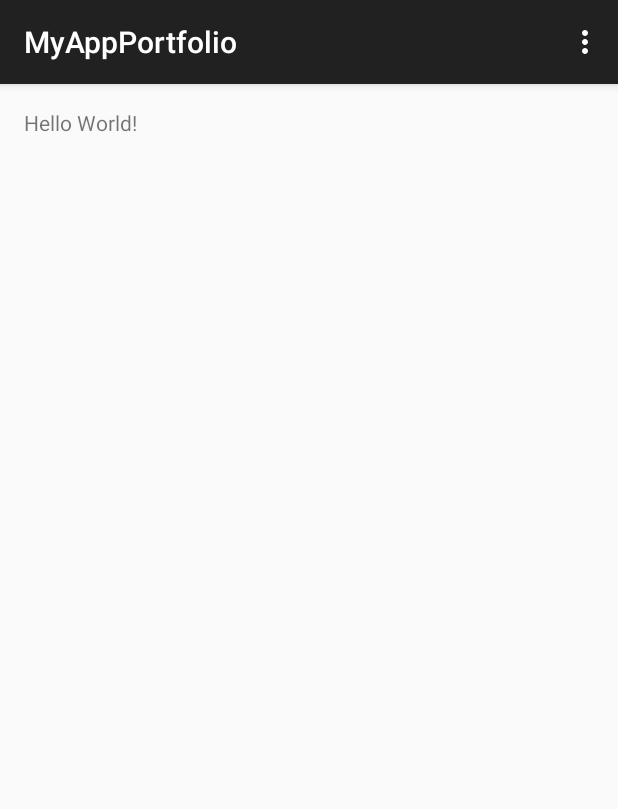
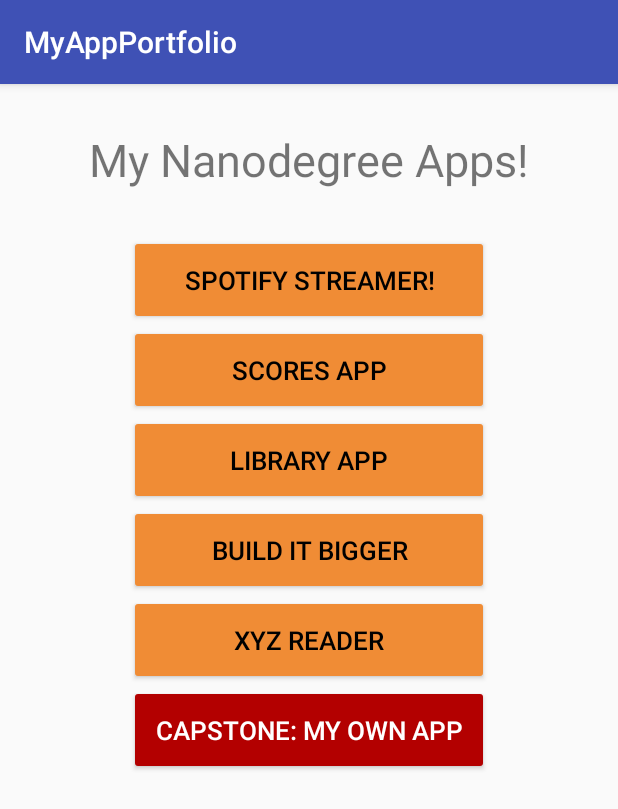
Before and after one commit to Harvnlenny/MyAppPortfolio, an Android app: the screen it shows after launch (MainActivity), on a phone screen of 412 x 824 dp. Shown: the top 809 px of the screen. Run offline under Robolectric (Android 15) with nearby library versions, the phone set to English and light mode, and no system bars.

Commit message:
Created buttons, set up the layout, etc.

```diff
--- a/app/build.gradle
+++ b/app/build.gradle
@@ -1,13 +1,12 @@
 apply plugin: 'com.android.application'
 
 android {
-    compileSdkVersion 21
-    buildToolsVersion "23.0.1"
-
+    compileSdkVersion 22
+    buildToolsVersion '23.0.1'
     defaultConfig {
         applicationId "com.harvnlenny.myappportfolio"
-        minSdkVersion 11
-        targetSdkVersion 21
+        minSdkVersion 16
+        targetSdkVersion 22
         versionCode 1
         versionName "1.0"
     }
@@ -17,10 +16,12 @@ android {
             proguardFiles getDefaultProguardFile('proguard-android.txt'), 'proguard-rules.pro'
         }
     }
+    productFlavors {
+    }
 }
 
 dependencies {
-    compile fileTree(dir: 'libs', include: ['*.jar'])
+    compile fileTree(include: ['*.jar'], dir: 'libs')
     testCompile 'junit:junit:4.12'
-    compile 'com.android.support:appcompat-v7:21.0.3'
+    compile 'com.android.support:appcompat-v7:22.1.0'
 }
--- a/app/src/main/java/com/harvnlenny/myappportfolio/MainActivity.java
+++ b/app/src/main/java/com/harvnlenny/myappportfolio/MainActivity.java
@@ -1,11 +1,10 @@
 package com.harvnlenny.myappportfolio;
 
 import android.os.Bundle;
-import android.support.v7.app.ActionBarActivity;
-import android.view.Menu;
-import android.view.MenuItem;
+import android.support.v7.app.AppCompatActivity;
+import android.view.View;
 
-public class MainActivity extends ActionBarActivity {
+public class MainActivity extends AppCompatActivity {
 
     @Override
     protected void onCreate(Bundle savedInstanceState) {
@@ -13,25 +12,7 @@ public class MainActivity extends ActionBarActivity {
         setContentView(R.layout.activity_main);
     }
 
-    @Override
-    public boolean onCreateOptionsMenu(Menu menu) {
-        // Inflate the menu; this adds items to the action bar if it is present.
-        getMenuInflater().inflate(R.menu.menu_main, menu);
-        return true;
-    }
+    public void sendMessage(View view){
 
-    @Override
-    public boolean onOptionsItemSelected(MenuItem item) {
-        // Handle action bar item clicks here. The action bar will
-        // automatically handle clicks on the Home/Up button, so long
-        // as you specify a parent activity in AndroidManifest.xml.
-        int id = item.getItemId();
-
-        //noinspection SimplifiableIfStatement
-        if (id == R.id.action_settings) {
-            return true;
-        }
-
-        return super.onOptionsItemSelected(item);
     }
 }
--- a/app/src/main/res/layout/activity_main.xml
+++ b/app/src/main/res/layout/activity_main.xml
@@ -1,17 +1,86 @@
 <?xml version="1.0" encoding="utf-8"?>
-<RelativeLayout
-    xmlns:android="http://schemas.android.com/apk/res/android"
-    xmlns:tools="http://schemas.android.com/tools"
+
+<LinearLayout
+xmlns:android="http://schemas.android.com/apk/res/android"
+xmlns:tools="http://schemas.android.com/tools"
     android:layout_width="match_parent"
     android:layout_height="match_parent"
-    android:paddingBottom="@dimen/activity_vertical_margin"
-    android:paddingLeft="@dimen/activity_horizontal_margin"
-    android:paddingRight="@dimen/activity_horizontal_margin"
-    android:paddingTop="@dimen/activity_vertical_margin"
-    tools:context="com.harvnlenny.myappportfolio.MainActivity">
+android:orientation="vertical"
+    android:padding="@dimen/activity_horizontal_margin"
+    tools:context="com.harvnlenny.myappportfolio.MainActivity"
+android:gravity="center_horizontal">
 
     <TextView
+        android:id="@+id/title"
         android:layout_width="wrap_content"
         android:layout_height="wrap_content"
-        android:text="Hello World!"/>
-</RelativeLayout>
+        android:textSize="@dimen/text_size"
+        android:text="@string/nanodegreeApps"
+        android:paddingBottom="30dp"/>
+
+    <Button
+        android:theme="@style/ButtonTheme"
+        android:id="@+id/spotifyButton"
+        android:layout_width="@dimen/button_width"
+        android:layout_height="@dimen/button_height"
+        android:text="@string/spotifyStreamer"
+        android:onClick="sendMessage"
+        />
+
+    <Button
+        android:id="@+id/scoresButton"
+        android:theme="@style/ButtonTheme"
+
+        android:layout_width="@dimen/button_width"
+        android:layout_height="@dimen/button_height"
+
+        android:text="@string/scoresApp"
+        android:onClick="sendMessage"
+
+        />
+
+    <Button
+        android:id="@+id/libraryButton"
+        android:theme="@style/ButtonTheme"
+
+        android:layout_width="@dimen/button_width"
+        android:layout_height="@dimen/button_height"
+        android:text="@string/libraryApp"
+        android:onClick="sendMessage"
+
+        />
+
+    <Button
+        android:id="@+id/buildItButton"
+        android:theme="@style/ButtonTheme"
+
+        android:layout_width="@dimen/button_width"
+        android:layout_height="@dimen/button_height"
+        android:text="@string/buildItBigger"
+        android:onClick="sendMessage"
+
+        />
+
+    <Button
+        android:id="@+id/xyzButton"
+        android:theme="@style/ButtonTheme"
+
+        android:layout_width="@dimen/button_width"
+        android:layout_height="@dimen/button_height"
+        android:text="@string/xyzReader"
+        android:onClick="sendMessage"
+
+        />
+
+    <Button
+        android:id="@+id/capstoneButton"
+        android:theme="@style/CapstoneTheme"
+
+        android:layout_width="@dimen/button_width"
+        android:layout_height="@dimen/button_height"
+        android:text="@string/capstone"
+        android:onClick="sendMessage"
+
+        />
+
+</LinearLayout>
--- /dev/null
+++ b/app/src/main/res/values/colors.xml
@@ -0,0 +1,8 @@
+<resources>
+    <color name="colorPrimary">#3F51B5</color>
+    <color name="colorPrimaryDark">#303F9F</color>
+    <color name="colorAccent">#FF4081</color>
+    <color name="buttonColor">#F08C35</color>
+    <color name="capstoneColor">#b30000</color>
+
+</resources>
--- a/app/src/main/res/values/dimens.xml
+++ b/app/src/main/res/values/dimens.xml
@@ -1,5 +1,10 @@
 <resources>
     <!-- Default screen margins, per the Android Design guidelines. -->
-    <dimen name="activity_horizontal_margin">16dp</dimen>
-    <dimen name="activity_vertical_margin">16dp</dimen>
+    <dimen name="activity_horizontal_margin">30dp</dimen>
+    <dimen name="activity_vertical_margin">20dp</dimen>
+    <dimen name="button_width">240dp</dimen>
+    <dimen name="button_height">60dp</dimen>
+    <dimen name="margin_top">10dp</dimen>
+    <dimen name="button_text_size">17sp</dimen>
+    <dimen name="text_size">30sp</dimen>
 </resources>
--- a/app/src/main/res/values/strings.xml
+++ b/app/src/main/res/values/strings.xml
@@ -1,4 +1,12 @@
 <resources>
     <string name="app_name">MyAppPortfolio</string>
     <string name="action_settings">Settings</string>
+    <string name="nanodegreeApps">My Nanodegree Apps!</string>
+    <string name="spotifyStreamer">SPOTIFY STREAMER!</string>
+    <string name="scoresApp">SCORES APP</string>
+    <string name="libraryApp">LIBRARY APP</string>
+    <string name="buildItBigger">BUILD IT BIGGER</string>
+    <string name="xyzReader">XYZ READER</string>
+    <string name="capstone">CAPSTONE: MY OWN APP</string>
+    <string name="sendMessage"></string>
 </resources>
--- a/app/src/main/res/values/styles.xml
+++ b/app/src/main/res/values/styles.xml
@@ -1,8 +1,27 @@
+<?xml version="1.0" encoding="utf-8"?>
 <resources>
 
     <!-- Base application theme. -->
     <style name="AppTheme" parent="Theme.AppCompat.Light.DarkActionBar">
-        <!-- Customize your theme here. -->
+        <item name="colorPrimary">@color/colorPrimary</item>
+        <item name="colorPrimaryDark">@color/colorPrimaryDark</item>
+        <item name="colorAccent">@color/colorAccent</item>
+    </style>
+    <style name="ButtonTheme" parent="@android:style/Widget.Button">
+        <item name="android:layout_height">@dimen/button_height</item>
+        <item name="android:layout_width">@dimen/button_width</item>
+        <item name="android:textSize">@dimen/button_text_size</item>
+        <item name="android:textColor">#000</item>
+        <item name="android:layout_marginTop">@dimen/margin_top</item>
+        <item name="android:colorButtonNormal">@color/buttonColor</item>
     </style>
 
+    <style name="CapstoneTheme" parent="@android:style/Widget.Button">
+        <item name="android:layout_height">@dimen/button_height</item>
+        <item name="android:layout_width">@dimen/button_width</item>
+        <item name="android:textSize">@dimen/button_text_size</item>
+        <item name="android:textColor">#fff</item>
+        <item name="android:layout_marginTop">@dimen/margin_top</item>
+        <item name="android:colorButtonNormal">@color/capstoneColor</item>
+    </style>
 </resources>
```
